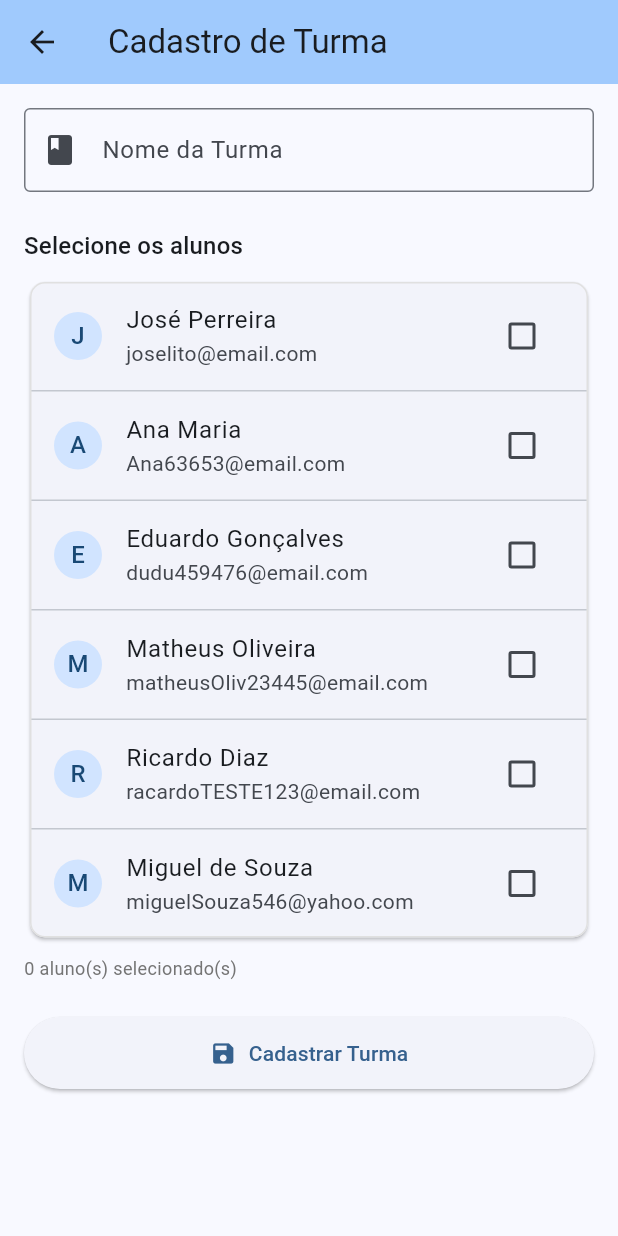
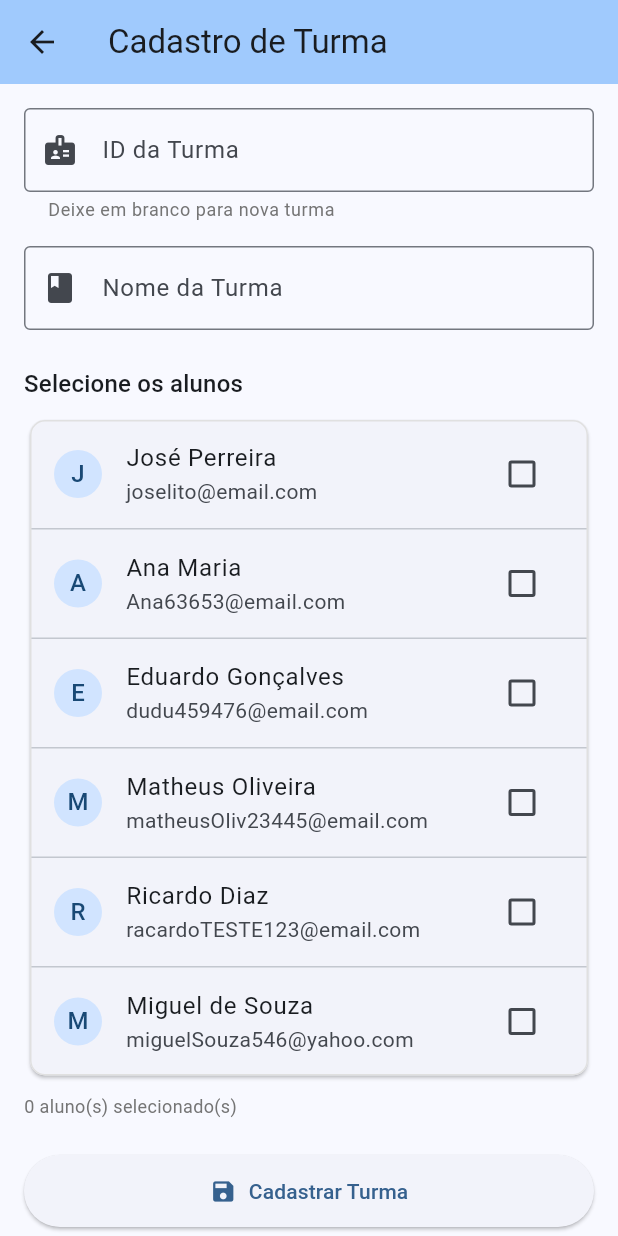
Before and after one commit to FelipeVieira4/gabarito_plus, a Flutter app: the ConsultaTurma screen opened directly, after a tap on the "add business" icon, on a phone screen of 412 x 824 dp. Run offline on Flutter 3.47's test engine with Material 3 defaults, Android fonts, the phone set to English and light mode, and no system bars.

Commit message:
feat: edição e exclusão de turma

```diff
--- a/lib/views/turmas/cadastro_turma.dart
+++ b/lib/views/turmas/cadastro_turma.dart
@@ -5,9 +5,10 @@ import 'package:gabarito_plus/models/aluno.dart';
 import 'package:gabarito_plus/models/turma.dart';
 
 class CadastroTurma extends StatefulWidget {
-  const CadastroTurma({super.key, required this.title});
+  const CadastroTurma({super.key, required this.title, this.turma});
 
   final String title;
+  final Turma? turma; // se vier preenchido, já abre em modo edição
 
   @override
   State<CadastroTurma> createState() => _CadastroTurmaState();
@@ -15,19 +16,53 @@ class CadastroTurma extends StatefulWidget {
 
 class _CadastroTurmaState extends State<CadastroTurma> {
   final _formKey = GlobalKey<FormState>();
+  final _idController = TextEditingController();
   final _nomeTurmaController = TextEditingController();
 
-  // Guarda os alunos selecionados pra essa turma
   final Set<Aluno> _alunosSelecionados = {};
+
+  Turma? _turmaEncontrada; // null = ID em branco ou não encontrado
+
+  bool get _isEdicao => _turmaEncontrada != null;
+
+  @override
+  void initState() {
+    super.initState();
+    if (widget.turma != null) {
+      _idController.text = widget.turma!.id;
+      _carregarTurma(widget.turma!.id);
+    }
+  }
 
   @override
   void dispose() {
+    _idController.dispose();
     _nomeTurmaController.dispose();
     super.dispose();
   }
 
+  // Busca a turma pelo ID digitado e preenche o formulário
+  void _carregarTurma(String id) {
+    final encontrada = listaTurma.where((t) => t.id == id).toList();
+
+    setState(() {
+      if (encontrada.isNotEmpty) {
+        _turmaEncontrada = encontrada.first;
+        _nomeTurmaController.text = _turmaEncontrada!.nomeTurma;
+        _alunosSelecionados
+          ..clear()
+          ..addAll(_turmaEncontrada!.listaAlunos);
+      } else {
+        _turmaEncontrada = null;
+        _nomeTurmaController.clear();
+        _alunosSelecionados.clear();
+      }
+    });
+  }
+
   void _salvarTurma() {
-    if (_formKey.currentState!.validate()) {
+    if (!_formKey.currentState!.validate()) return;
+
     if (_alunosSelecionados.isEmpty) {
       ScaffoldMessenger.of(context).showSnackBar(
         const SnackBar(
@@ -37,18 +72,40 @@ class _CadastroTurmaState extends State<CadastroTurma> {
       return;
     }
 
+    final idDigitado = _idController.text.trim();
+
+    if (_isEdicao) {
+      // Edição: atualiza a turma encontrada
+      final index = listaTurma.indexWhere((t) => t.id == _turmaEncontrada!.id);
+      if (index != -1) {
+        setState(() {
+          listaTurma[index] = Turma(
+            id: _turmaEncontrada!.id,
+            nomeTurma: _nomeTurmaController.text.trim(),
+            listaAlunos: _alunosSelecionados.toList(),
+          );
+        });
+      }
+      ScaffoldMessenger.of(context).showSnackBar(
+        const SnackBar(content: Text('Turma atualizada com sucesso!')),
+      );
+    } else {
+      // Cadastro novo: usa o ID digitado se veio preenchido, senão gera um
+      final novoId = idDigitado.isNotEmpty
+          ? idDigitado
+          : (listaTurma.length + 1).toString();
+
       final novaTurma = Turma(
-        id: (listaTurma.length + 1).toString(),
+        id: novoId,
         nomeTurma: _nomeTurmaController.text.trim(),
         listaAlunos: _alunosSelecionados.toList(),
       );
 
       setState(() {
         listaTurma.add(novaTurma);
+        _turmaEncontrada = novaTurma; // vira edição, útil pra corrigir na hora
+        _idController.text = novaTurma.id;
       });
-
-      _nomeTurmaController.clear();
-      _alunosSelecionados.clear();
 
       ScaffoldMessenger.of(context).showSnackBar(
         const SnackBar(content: Text('Turma cadastrada com sucesso!')),
@@ -56,12 +113,46 @@ class _CadastroTurmaState extends State<CadastroTurma> {
     }
   }
 
+  void _excluirTurma() {
+    showDialog(
+      context: context,
+      builder: (ctx) => AlertDialog(
+        title: const Text('Confirmar exclusão'),
+        content: Text('Deseja realmente excluir a turma ${_turmaEncontrada!.nomeTurma}?'),
+        actions: [
+          TextButton(
+            onPressed: () => Navigator.pop(ctx),
+            child: const Text('Cancelar'),
+          ),
+          TextButton(
+            onPressed: () {
+              setState(() {
+                listaTurma.removeWhere((t) => t.id == _turmaEncontrada!.id);
+              });
+              Navigator.pop(ctx);
+              Navigator.pop(context);
+            },
+            child: const Text('Excluir'),
+          ),
+        ],
+      ),
+    );
+  }
+
   @override
   Widget build(BuildContext context) {
     return Scaffold(
       appBar: AppBar(
         backgroundColor: Theme.of(context).colorScheme.inversePrimary,
-        title: Text(widget.title),
+        title: Text(_isEdicao ? 'Editar Turma' : widget.title),
+        actions: [
+          if (_isEdicao)
+            IconButton(
+              icon: const Icon(Icons.delete),
+              tooltip: 'Excluir turma',
+              onPressed: _excluirTurma,
+            ),
+        ],
       ),
       body: SingleChildScrollView(
         padding: const EdgeInsets.all(16.0),
@@ -70,6 +161,22 @@ class _CadastroTurmaState extends State<CadastroTurma> {
           child: Column(
             crossAxisAlignment: CrossAxisAlignment.stretch,
             children: [
+              TextFormField(
+                controller: _idController,
+                decoration: InputDecoration(
+                  labelText: 'ID da Turma',
+                  border: const OutlineInputBorder(),
+                  prefixIcon: const Icon(Icons.badge),
+                  helperText: _idController.text.trim().isEmpty
+                      ? 'Deixe em branco para nova turma'
+                      : (_isEdicao ? 'Turma encontrada' : 'ID não encontrado — será criado ao salvar'),
+                  helperStyle: TextStyle(
+                    color: _isEdicao ? Colors.green : Colors.grey[600],
+                  ),
+                ),
+                onChanged: _carregarTurma,
+              ),
+              const SizedBox(height: 16),
               TextFormField(
                 controller: _nomeTurmaController,
                 decoration: const InputDecoration(
@@ -93,7 +200,6 @@ class _CadastroTurmaState extends State<CadastroTurma> {
                 ),
               ),
               const SizedBox(height: 8),
-              // Lista de alunos disponíveis pra vincular na turma
               Card(
                 shape: RoundedRectangleBorder(
                   borderRadius: BorderRadius.circular(10),
@@ -111,7 +217,10 @@ class _CadastroTurmaState extends State<CadastroTurma> {
                         separatorBuilder: (_, __) => const Divider(height: 1),
                         itemBuilder: (context, index) {
                           final aluno = listaAlunos[index];
-                          final selecionado = _alunosSelecionados.contains(aluno);
+                          // Compara por ID, não por instância, pra funcionar
+                          // corretamente quando os alunos vierem recarregados da turma
+                          final selecionado =
+                              _alunosSelecionados.any((a) => a.id == aluno.id);
 
                           return CheckboxListTile(
                             value: selecionado,
@@ -126,7 +235,8 @@ class _CadastroTurmaState extends State<CadastroTurma> {
                                 if (checked == true) {
                                   _alunosSelecionados.add(aluno);
                                 } else {
-                                  _alunosSelecionados.remove(aluno);
+                                  _alunosSelecionados
+                                      .removeWhere((a) => a.id == aluno.id);
                                 }
                               });
                             },
@@ -143,7 +253,7 @@ class _CadastroTurmaState extends State<CadastroTurma> {
               ElevatedButton.icon(
                 onPressed: _salvarTurma,
                 icon: const Icon(Icons.save),
-                label: const Text('Cadastrar Turma'),
+                label: Text(_isEdicao ? 'Salvar Alterações' : 'Cadastrar Turma'),
                 style: ElevatedButton.styleFrom(
                   padding: const EdgeInsets.symmetric(vertical: 14),
                 ),
--- a/lib/views/turmas/consulta_turma.dart
+++ b/lib/views/turmas/consulta_turma.dart
@@ -57,6 +57,22 @@ class _ConsultaTurmaState extends State<ConsultaTurma> {
                   style: const TextStyle(fontWeight: FontWeight.bold),
                 ),
                 subtitle: Text('${turma.listaAlunos.length} aluno(s)'),
+                trailing: IconButton(
+                  icon: const Icon(Icons.edit),
+                  tooltip: 'Editar Turma',
+                  onPressed: () async {
+                    await Navigator.push(
+                      context,
+                      MaterialPageRoute(
+                        builder: (context) => CadastroTurma(
+                          title: 'Editar Turma',
+                          turma: turma,
+                        ),
+                      ),
+                    );
+                    setState(() {});
+                  },
+                ),
                 children: turma.listaAlunos.isEmpty
                     ? [
                         const Padding(
```
Lines whose indentation alone changed are shown as unchanged.
